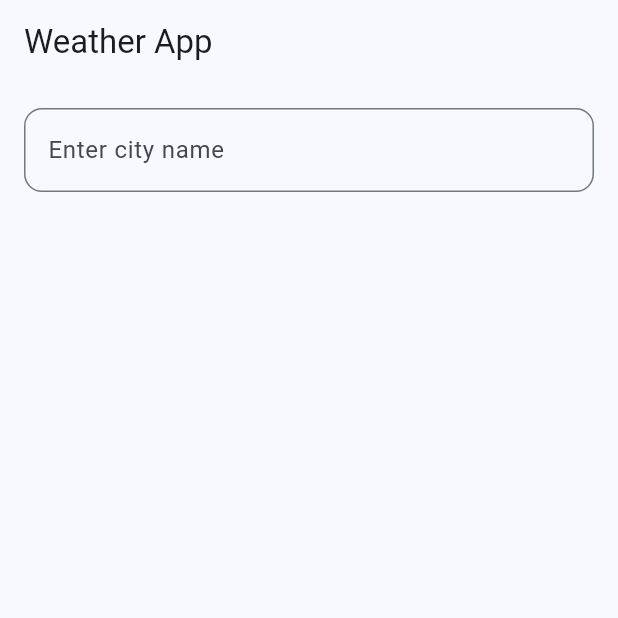
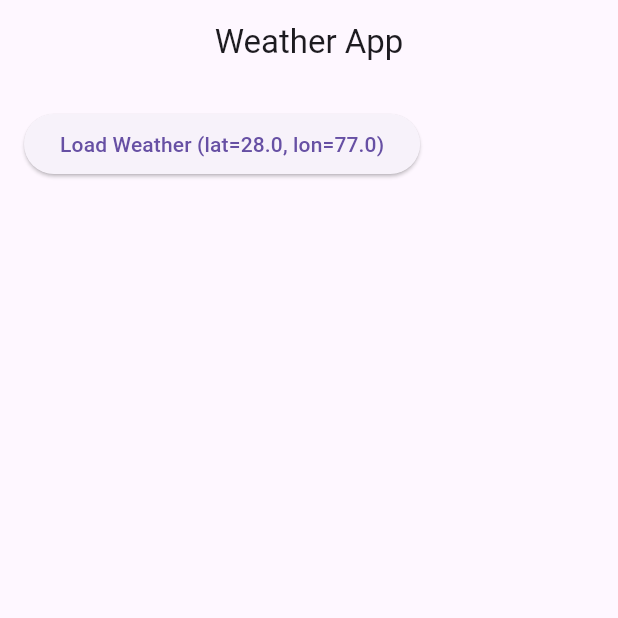
Before and after one commit to consoleLo-g/Weather_app, a Flutter app: the screen it shows after launch, on a phone screen of 412 x 824 dp, the top half of it. Run offline on Flutter 3.47's test engine with Material 3 defaults, Android fonts, the phone set to English and light mode, and no system bars.

```diff
--- a/lib/main.dart
+++ b/lib/main.dart
@@ -1,28 +1,38 @@
 import 'package:flutter/material.dart';
 import 'package:provider/provider.dart';
+import 'package:logging/logging.dart';
+import 'screens/home_screen.dart';
 import 'providers/weather_provider.dart';
-import 'screens/home_screen.dart';
 
 void main() {
+  // Initialize logger
+  _setupLogging();
+
   runApp(
     ChangeNotifierProvider(
       create: (_) => WeatherProvider(),
-      child: const MyApp(),
+      child: const WeatherApp(),
     ),
   );
 }
 
-class MyApp extends StatelessWidget {
-  const MyApp({super.key});
+void _setupLogging() {
+  Logger.root.level = Level.ALL; // log all levels
+  Logger.root.onRecord.listen((record) {
+    // Logs will go to Logcat (flutter logs)
+    debugPrint(
+      '${record.level.name}: ${record.time}: ${record.loggerName}: ${record.message}',
+    );
+  });
+}
+
+class WeatherApp extends StatelessWidget {
+  const WeatherApp({super.key});
 
   @override
   Widget build(BuildContext context) {
     return MaterialApp(
-      title: "Weather App",
-      theme: ThemeData(
-        colorScheme: ColorScheme.fromSeed(seedColor: Colors.blue),
-        useMaterial3: true,
-      ),
+      debugShowCheckedModeBanner: false,
       home: const HomeScreen(),
     );
   }
--- a/lib/providers/weather_provider.dart
+++ b/lib/providers/weather_provider.dart
@@ -8,14 +8,15 @@ class WeatherProvider extends ChangeNotifier {
   String? error;
   Map<String, dynamic>? data;
 
-  Future<void> getWeather(String city) async {
+  /// Load weather for any coordinates
+  Future<void> loadWeather({required double lat, required double lon}) async {
     loading = true;
     error = null;
     data = null;
     notifyListeners();
 
     try {
-      data = await _service.fetchWeather(city);
+      data = await _service.fetchWeather(lat: lat, lon: lon);
     } catch (e) {
       error = e.toString();
     }
--- a/lib/screens/home_screen.dart
+++ b/lib/screens/home_screen.dart
@@ -2,43 +2,44 @@ import 'package:flutter/material.dart';
 import 'package:provider/provider.dart';
 import '../providers/weather_provider.dart';
 import '../widgets/weather_card.dart';
+import '../widgets/hourly_forcast_widget.dart';
 
-class HomeScreen extends StatefulWidget {
+class HomeScreen extends StatelessWidget {
   const HomeScreen({super.key});
-
-  @override
-  State<HomeScreen> createState() => _HomeScreenState();
-}
-
-class _HomeScreenState extends State<HomeScreen> {
-  final TextEditingController controller = TextEditingController();
 
   @override
   Widget build(BuildContext context) {
     final provider = Provider.of<WeatherProvider>(context);
 
+    // Example coordinates, you can replace or make dynamic
+    final double lat = 28.0;
+    final double lon = 77.0;
+
     return Scaffold(
-      appBar: AppBar(title: const Text("Weather App")),
+      appBar: AppBar(title: const Text("Weather App"), centerTitle: true),
       body: Padding(
         padding: const EdgeInsets.all(16),
         child: Column(
           children: [
-            TextField(
-              controller: controller,
-              decoration: InputDecoration(
-                label: const Text("Enter city name"),
-                border: OutlineInputBorder(
-                  borderRadius: BorderRadius.circular(12),
-                ),
-              ),
-              onSubmitted: (value) => provider.getWeather(value),
+            ElevatedButton(
+              onPressed: () {
+                provider.loadWeather(lat: lat, lon: lon);
+              },
+              child: Text("Load Weather (lat=$lat, lon=$lon)"),
             ),
+
             const SizedBox(height: 20),
 
             if (provider.loading) const CircularProgressIndicator(),
+
             if (provider.error != null)
               Text(provider.error!, style: const TextStyle(color: Colors.red)),
-            if (provider.data != null) WeatherCard(weather: provider.data!),
+
+            if (provider.data != null) ...[
+              WeatherCard(weather: provider.data!),
+              const SizedBox(height: 20),
+              HourlyList(hourly: provider.data!["hourly"]),
+            ],
           ],
         ),
       ),
--- a/lib/services/weather_service.dart
+++ b/lib/services/weather_service.dart
@@ -1,18 +1,34 @@
 import 'dart:convert';
 import 'package:http/http.dart' as http;
+import 'package:logging/logging.dart';
 
 class WeatherService {
-  final String baseUrl = "https://weather-api-bict.onrender.com";
+  static const String baseUrl = "https://weather-api-bict.onrender.com";
 
-  Future<Map<String, dynamic>> fetchWeather(String city) async {
-    final uri = Uri.parse("$baseUrl/api/weather?city=$city");
+  final Logger _logger = Logger('WeatherService');
 
-    final res = await http.get(uri);
+  Future<Map<String, dynamic>> fetchWeather({
+    required double lat,
+    required double lon,
+  }) async {
+    final url = Uri.parse("$baseUrl/api/weather?lat=$lat&lon=$lon");
+    _logger.info("Requesting: $url");
+
+    final res = await http.get(
+      url,
+      headers: {
+        'Accept': 'application/json',
+        'User-Agent': 'Mozilla/5.0 (Flutter App)',
+      },
+    );
+
+    _logger.info("Response: ${res.statusCode} ${res.body}");
 
     if (res.statusCode == 200) {
       return jsonDecode(res.body);
     } else {
-      throw Exception("Failed: ${res.statusCode}");
+      _logger.severe("Failed to fetch weather: ${res.statusCode}");
+      throw Exception("Failed to fetch weather: ${res.statusCode}");
     }
   }
 }
--- a/lib/widgets/weather_card.dart
+++ b/lib/widgets/weather_card.dart
@@ -12,22 +12,25 @@ class WeatherCard extends StatelessWidget {
       child: Padding(
         padding: const EdgeInsets.all(20),
         child: Column(
+          crossAxisAlignment: CrossAxisAlignment.start,
           children: [
             Text(
-              "${weather["city"]}",
-              style: Theme.of(context).textTheme.headlineMedium,
+              weather["location"],
+              style: Theme.of(context).textTheme.headlineSmall,
             ),
             Text(
               "${weather["temperature"]}°C",
               style: Theme.of(context).textTheme.displaySmall,
             ),
             Text(
-              weather["condition"] ?? "N/A",
-              style: Theme.of(context).textTheme.titleLarge,
+              weather["condition"],
+              style: Theme.of(context).textTheme.titleMedium,
             ),
             const SizedBox(height: 10),
             Text("Humidity: ${weather["humidity"]}%"),
             Text("Wind Speed: ${weather["windSpeed"]} km/h"),
+            Text("Pressure: ${weather["pressure"]} hPa"),
+            Text("Visibility: ${weather["visibility"]} m"),
           ],
         ),
       ),
--- a/pubspec.yaml
+++ b/pubspec.yaml
@@ -34,6 +34,7 @@ dependencies:
   http: ^1.1.0
   provider: ^6.0.5
   intl: ^0.18.1
+  logging: ^1.1.1
 
 
   # The following adds the Cupertino Icons font to your application.
```
Also changed, not shown: lib/widgets/hourly_forcast_widget.dart (added, +57 -0 lines), pubspec.lock, 3 other files.
